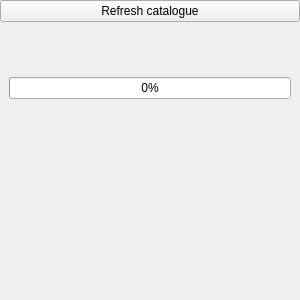
The window that src/internet/internetcollectionviewcontainer.ui (strawberrymusicplayer/strawberry) describes before a commit, drawn with Qt 5.
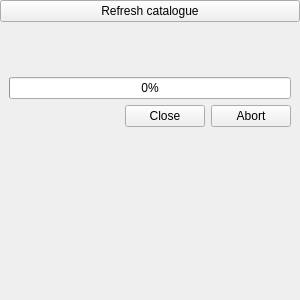
The same window after the commit. Custom widgets are drawn as their Qt base class.

Patch:
```diff
--- a/src/internet/internetcollectionviewcontainer.ui
+++ b/src/internet/internetcollectionviewcontainer.ui
@@ -69,6 +69,37 @@
          </property>
         </widget>
        </item>
+       <item>
+        <layout class="QHBoxLayout" name="layout_buttons">
+         <item>
+          <spacer name="spacer_buttons">
+           <property name="orientation">
+            <enum>Qt::Horizontal</enum>
+           </property>
+           <property name="sizeHint" stdset="0">
+            <size>
+             <width>40</width>
+             <height>20</height>
+            </size>
+           </property>
+          </spacer>
+         </item>
+         <item>
+          <widget class="QPushButton" name="close">
+           <property name="text">
+            <string>Close</string>
+           </property>
+          </widget>
+         </item>
+         <item>
+          <widget class="QPushButton" name="abort">
+           <property name="text">
+            <string>Abort</string>
+           </property>
+          </widget>
+         </item>
+        </layout>
+       </item>
        <item>
         <spacer name="verticalSpacer">
          <property name="orientation">
```
